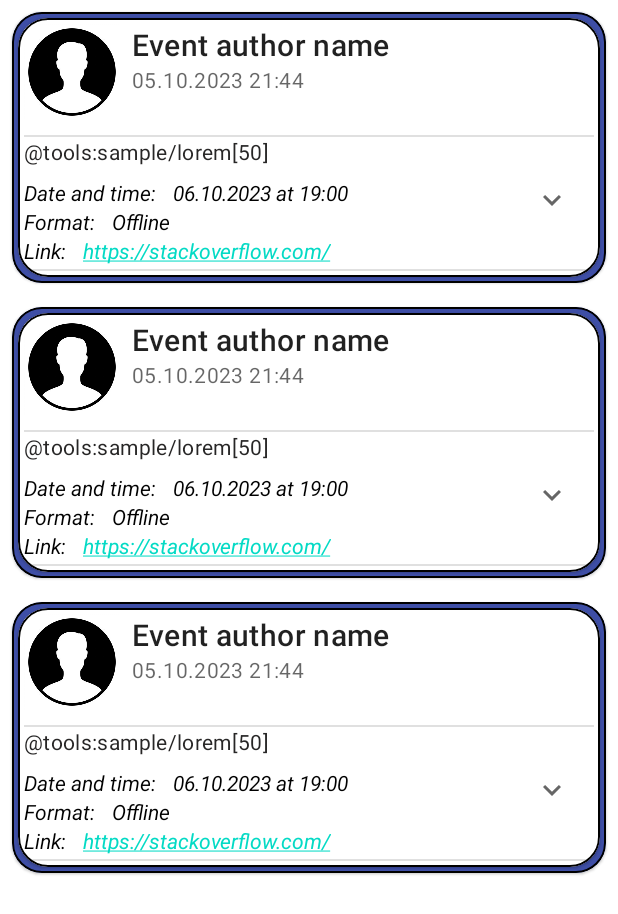
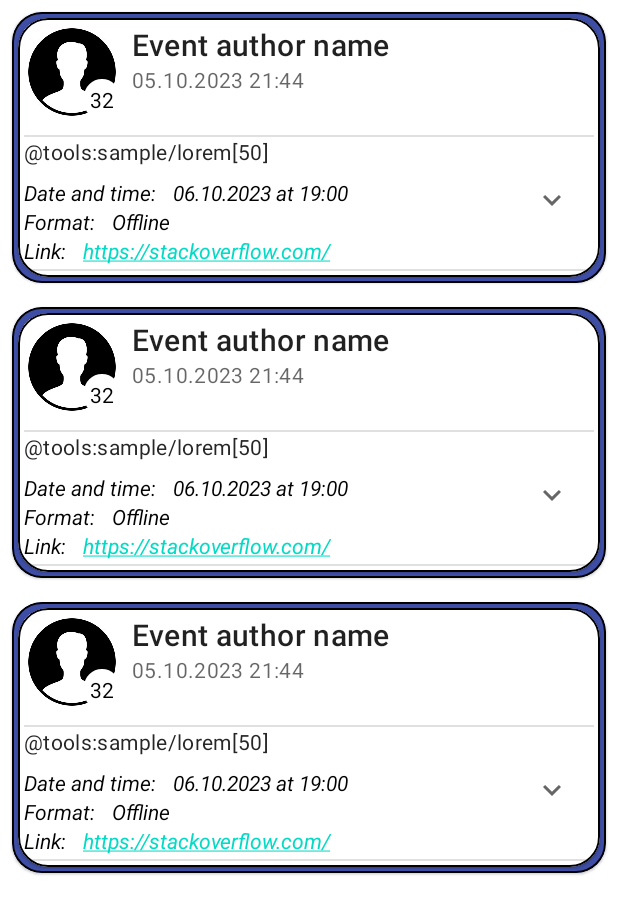
Before and after one commit to AnotherOneNewCoder/NeWork, an Android app: the layout fragment_events.xml on its own in the app's theme, with its tools: preview values and no code run, on a phone screen of 412 x 824 dp. Shown: the top 914 px of the screen. Run offline under Robolectric (Android 15) with nearby library versions, the phone set to English and light mode, and no system bars.

Commit message:
almost done with events

```diff
--- a/app/src/main/java/ru/netology/nework/activities/ProfileFragment.kt
+++ b/app/src/main/java/ru/netology/nework/activities/ProfileFragment.kt
@@ -42,9 +42,7 @@ class ProfileFragment : Fragment() {
     ): View {
         val binding = FragmentProfileBinding.inflate(layoutInflater)
 
-        val userId = arguments?.getLong("user_id")
-        val userName = arguments?.getString("user_name")
-        val userAvatar = arguments?.getString("user_avatar")
+
 
 
         val viewPager = binding.viewPagerProfile
--- a/app/src/main/java/ru/netology/nework/adapters/EventsViewHolder.kt
+++ b/app/src/main/java/ru/netology/nework/adapters/EventsViewHolder.kt
@@ -25,6 +25,7 @@ class EventsViewHolder(
             } else {
                 eventAuthorJob.isVisible = false
             }
+            idOrCount.text = event.authorId.toString()
             eventPublishedTime.text = event.published
             eventContent.text = event.content
             var contentCliked = false
@@ -73,6 +74,10 @@ class EventsViewHolder(
                 listener.onLikeEvent(event)
             }
             btnParticipate.text = event.participantsIds.count().toString()
+
+            btnParticipate.isCheckable = true
+            btnParticipate.isChecked = event.participatedByMe
+
             btnParticipate.setOnClickListener {
                 listener.onParticipateEvent(event)
             }
--- a/app/src/main/java/ru/netology/nework/adapters/TabAdapter.kt
+++ b/app/src/main/java/ru/netology/nework/adapters/TabAdapter.kt
@@ -20,8 +20,8 @@ class TabAdapter(fragment: Fragment) : FragmentStateAdapter(fragment) {
     override fun createFragment(position: Int): Fragment {
         when(position) {
             0 -> return CalendarFragment()
-            1 -> return PostsFragment()
-            2 -> return EventsFragment()
+            1 -> return EventsFragment()
+            2 -> return PostsFragment()
             3 -> return JobsFragment()
         }
         return Fragment()
--- a/app/src/main/java/ru/netology/nework/viewmodel/UsersViewModel.kt
+++ b/app/src/main/java/ru/netology/nework/viewmodel/UsersViewModel.kt
@@ -61,4 +61,9 @@ class UsersViewModel @Inject constructor(
             _state.postValue(StateModel(error = true))
         }
     }
+    fun getUsersIds(set: Set<Long>) {
+        viewModelScope.launch {
+            _usersIds.value = set
+        }
+    }
 }
--- a/app/src/main/res/drawable/ic_pariticipate_filled_24.xml
+++ /dev/null
@@ -1,5 +0,0 @@
-<vector android:height="24dp" android:tint="@color/purple"
-    android:viewportHeight="24" android:viewportWidth="24"
-    android:width="24dp" xmlns:android="http://schemas.android.com/apk/res/android">
-    <path android:fillColor="@android:color/white" android:pathData="M10,4H4c-1.1,0 -1.99,0.9 -1.99,2L2,18c0,1.1 0.9,2 2,2h16c1.1,0 2,-0.9 2,-2V8c0,-1.1 -0.9,-2 -2,-2h-8l-2,-2z"/>
-</vector>
--- /dev/null
+++ b/app/src/main/res/drawable/ic_participate_colored.xml
@@ -0,0 +1,5 @@
+<vector android:autoMirrored="true" android:height="24dp"
+    android:tint="@color/news" android:viewportHeight="24"
+    android:viewportWidth="24" android:width="24dp" xmlns:android="http://schemas.android.com/apk/res/android">
+    <path android:fillColor="@android:color/white" android:pathData="M13.49,5.48c1.1,0 2,-0.9 2,-2s-0.9,-2 -2,-2 -2,0.9 -2,2 0.9,2 2,2zM9.89,19.38l1,-4.4 2.1,2v6h2v-7.5l-2.1,-2 0.6,-3c1.3,1.5 3.3,2.5 5.5,2.5v-2c-1.9,0 -3.5,-1 -4.3,-2.4l-1,-1.6c-0.4,-0.6 -1,-1 -1.7,-1 -0.3,0 -0.5,0.1 -0.8,0.1l-5.2,2.2v4.7h2v-3.4l1.8,-0.7 -1.6,8.1 -4.9,-1 -0.4,2 7,1.4z"/>
+</vector>
--- a/app/src/main/res/drawable/ic_participate_outline_24.xml
+++ /dev/null
@@ -1,5 +0,0 @@
-<vector android:height="24dp" android:tint="#999999"
-    android:viewportHeight="24" android:viewportWidth="24"
-    android:width="24dp" xmlns:android="http://schemas.android.com/apk/res/android">
-    <path android:fillColor="@android:color/white" android:pathData="M20,6h-8l-2,-2L4,4c-1.1,0 -1.99,0.9 -1.99,2L2,18c0,1.1 0.9,2 2,2h16c1.1,0 2,-0.9 2,-2L22,8c0,-1.1 -0.9,-2 -2,-2zM20,18L4,18L4,8h16v10z"/>
-</vector>
--- a/app/src/main/res/drawable/participate_selector.xml
+++ b/app/src/main/res/drawable/participate_selector.xml
@@ -2,7 +2,7 @@
 <selector xmlns:android="http://schemas.android.com/apk/res/android">
     <!-- бывший ic_liked -->
     <item
-        android:drawable="@drawable/ic_participate"
+        android:drawable="@drawable/ic_participate_colored"
         android:state_checked="true"
         />
     <!-- fallback для всех остальных состояний -->
--- a/app/src/main/res/layout/event_card.xml
+++ b/app/src/main/res/layout/event_card.xml
@@ -1,6 +1,7 @@
 <?xml version="1.0" encoding="utf-8"?>
 <com.google.android.material.card.MaterialCardView xmlns:android="http://schemas.android.com/apk/res/android"
     xmlns:app="http://schemas.android.com/apk/res-auto"
+    xmlns:tools="http://schemas.android.com/tools"
     android:id="@+id/card"
     android:layout_width="match_parent"
     android:layout_height="wrap_content"
@@ -34,6 +35,18 @@
                 app:layout_constraintStart_toStartOf="parent"
                 app:layout_constraintTop_toTopOf="parent"
                 app:srcCompat="@drawable/no_avatar" />
+
+            <TextView
+                android:id="@+id/id_or_count"
+                style="@style/id_text"
+                android:layout_width="wrap_content"
+                android:layout_height="wrap_content"
+                android:background="@drawable/oval"
+                android:backgroundTint="#FFFFFF"
+                app:layout_constraintBottom_toBottomOf="@id/event_author_avatar"
+                app:layout_constraintEnd_toEndOf="@id/event_author_avatar"
+                tools:text="32" />
+
 
             <TextView
                 android:id="@+id/event_author_name"
--- a/app/src/main/res/layout/fragment_events.xml
+++ b/app/src/main/res/layout/fragment_events.xml
@@ -4,6 +4,7 @@
     android:layout_height="match_parent"
     xmlns:app="http://schemas.android.com/apk/res-auto"
     xmlns:tools="http://schemas.android.com/tools">
+
     <ProgressBar
         android:id="@+id/progress_bar_fragment_events"
         android:layout_width="wrap_content"
@@ -14,6 +15,14 @@
         app:layout_constraintEnd_toEndOf="parent"
         app:layout_constraintStart_toStartOf="parent"
         app:layout_constraintTop_toTopOf="parent" />
+    <androidx.swiperefreshlayout.widget.SwipeRefreshLayout
+        android:id="@+id/refresher"
+        android:layout_width="wrap_content"
+        android:layout_height="wrap_content"
+        app:layout_constraintTop_toTopOf="parent"
+        app:layout_constraintBottom_toBottomOf="parent"
+        app:layout_constraintStart_toStartOf="parent"
+        app:layout_constraintEnd_toEndOf="parent">
 
     <androidx.recyclerview.widget.RecyclerView
         android:id="@+id/rw_events"
@@ -36,6 +45,7 @@
 <!--        app:layout_constraintBottom_toBottomOf="parent"-->
 <!--        app:layout_constraintEnd_toEndOf="parent"-->
 <!--        app:srcCompat="@drawable/plus" />-->
+    </androidx.swiperefreshlayout.widget.SwipeRefreshLayout>
 
 
 </androidx.constraintlayout.widget.ConstraintLayout>
--- a/app/src/main/res/values/strings.xml
+++ b/app/src/main/res/values/strings.xml
@@ -46,4 +46,5 @@
     <string name="all_fields_must_be_filled">All fields must be filled!</string>
     <string name="mismatch_password">Mismatch password!</string>
     <string name="check_network_connection">Check network connection!</string>
+    <string name="no_speakers_presented">No speakers presented!</string>
 </resources>
--- a/app/src/main/res/values/styles.xml
+++ b/app/src/main/res/values/styles.xml
@@ -126,6 +126,9 @@
         <item name="android:textSize">18sp</item>
 
     </style>
+    <style name="styleWithFixedWidth">
+        <item name="android:maxWidth">400dp</item>
+    </style>
 
 
 
```
Also changed, not shown: app/src/main/AndroidManifest.xml (+8 -0 lines), app/src/main/java/ru/netology/nework/activities/BottomSheetFragment.kt (added, +45 -0 lines), app/src/main/java/ru/netology/nework/activities/EventsFragment.kt (+35 -3 lines), app/src/main/java/ru/netology/nework/activities/MainActivity.kt (+1 -8 lines), app/src/main/java/ru/netology/nework/repository/EventsRepositoryImpl.kt (+31 -5 lines), app/src/main/java/ru/netology/nework/viewmodel/EventsViewModel.kt (+23 -0 lines), app/src/main/res/layout/fragment_bottom_sheet.xml (added, +25 -0 lines), app/src/main/res/navigation/nav_main.xml (+15 -1 lines).
